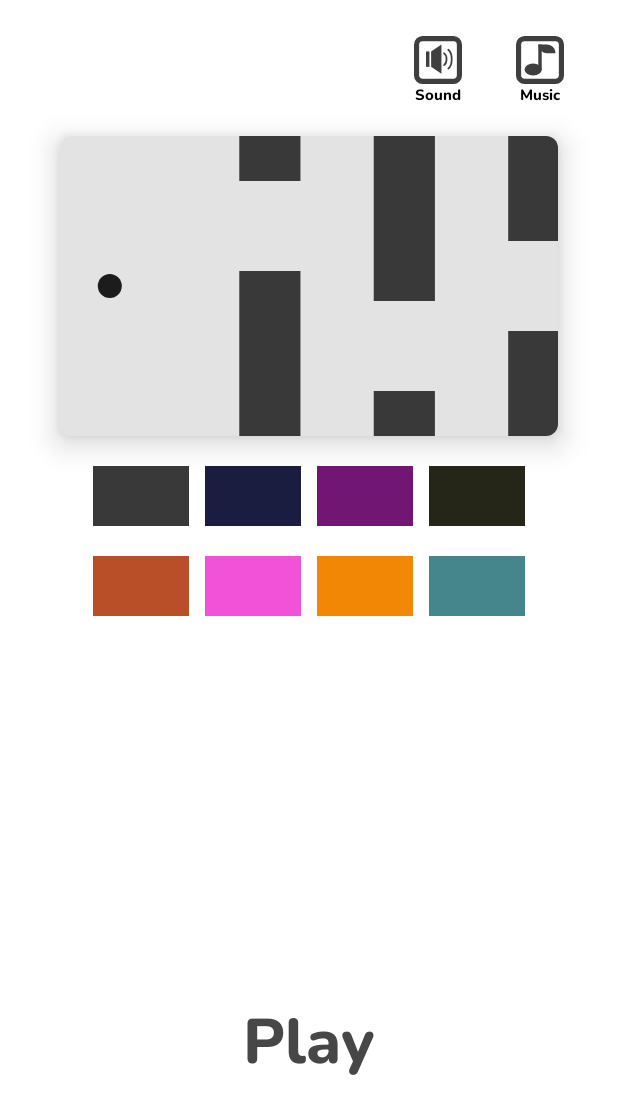
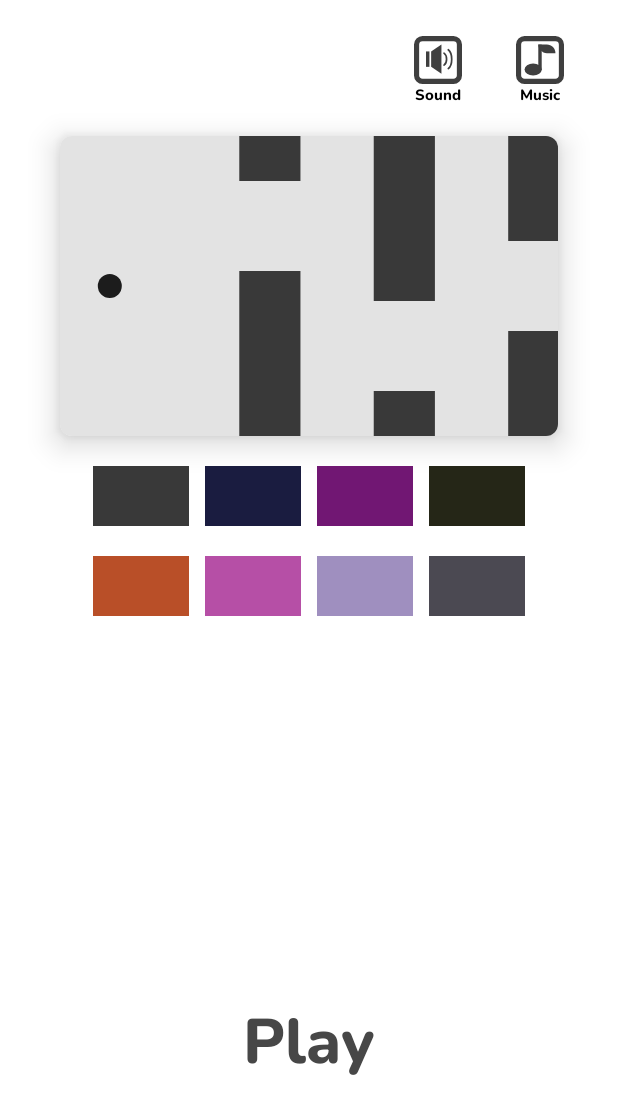
Before and after one commit to Typhlosion-afk/FlabbyGame, an Android app: the screen it shows after launch (StartActivity), on a phone screen of 412 x 824 dp. Shown: the top 1114 px of the screen. Run offline under Robolectric (Android 15) with nearby library versions, the phone set to English and light mode, and no system bars.

Commit message:
fix crash on die, change colorset

```diff
--- a/app/src/main/java/com/example/flabbygame/ui/activity/MainActivity.kt
+++ b/app/src/main/java/com/example/flabbygame/ui/activity/MainActivity.kt
@@ -314,7 +314,7 @@ class MainActivity : AppCompatActivity(), SurfaceHolder.Callback {
         binding.gameView.setBirdIsAlive(false)
         gameOverFragment.arguments = bundleOf(KEY_SCORE to userPoint)
         supportFragmentManager.beginTransaction()
-            .add(binding.overlayView.id, gameOverFragment, null)
+            .replace(binding.overlayView.id, gameOverFragment, null)
             .commit()
 
         calculatorJob?.cancel()
--- a/app/src/main/res/values-night/themes.xml
+++ b/app/src/main/res/values-night/themes.xml
@@ -10,7 +10,7 @@
         <item name="colorSecondaryVariant">@color/teal_200</item>
         <item name="colorOnSecondary">@color/black</item>
         <!-- Status bar color. -->
-        <item name="android:statusBarColor" tools:targetApi="l">?attr/colorPrimaryVariant</item>
+        <item name="android:statusBarColor" >@color/black</item>
         <!-- Customize your theme here. -->
 
         <!-- activity animation. -->
--- a/app/src/main/res/values/colors.xml
+++ b/app/src/main/res/values/colors.xml
@@ -37,13 +37,13 @@
 
     <color name="bird6">#F23545</color>
     <color name="background6">#F2E6D8</color>
-    <color name="column6">#F252D8</color>
+    <color name="column6">#B64FA6</color>
 
-    <color name="bird7">#034C8C</color>
-    <color name="background7">#70735D</color>
-    <color name="column7">#F28705</color>
+    <color name="bird7">#F2F2F2</color>
+    <color name="background7">#412F59</color>
+    <color name="column7">#9F8FBF</color>
 
-    <color name="bird8">#F0AF5D</color>
-    <color name="background8">#A0D9D9</color>
-    <color name="column8">#45858C</color>
+    <color name="bird8">#A68F97</color>
+    <color name="background8">#1F2024</color>
+    <color name="column8">#4B4952</color>
 </resources>
--- a/app/src/main/res/values/themes.xml
+++ b/app/src/main/res/values/themes.xml
@@ -14,7 +14,7 @@
         <item name="android:textViewStyle">@font/nunito_medium</item>
         <item name="buttonStyle">@font/nunito_medium</item>
         <!-- Status bar color. -->
-        <item name="android:statusBarColor" tools:targetApi="l">?attr/colorPrimaryVariant</item>
+        <item name="android:statusBarColor" >@color/black</item>
         <!-- Customize your theme here. -->
 
         <!-- activity animation. -->
```
